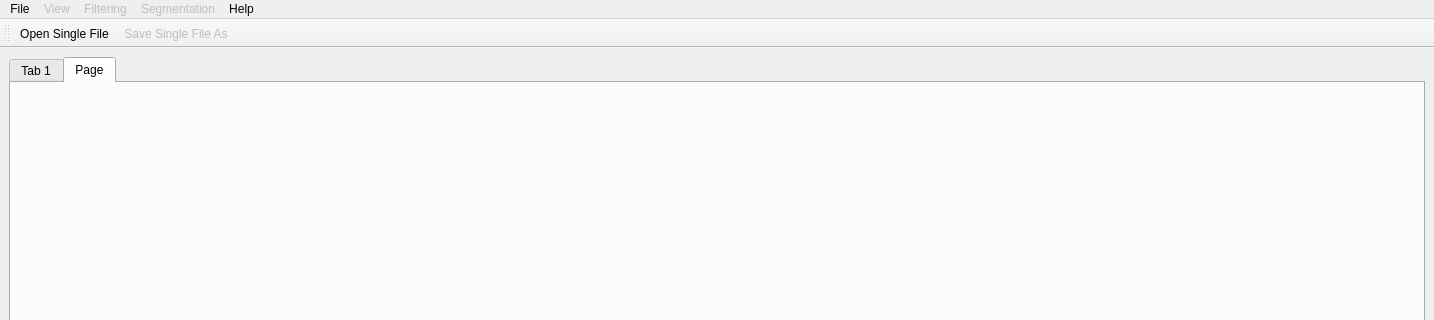
Before: the Qt Designer form branches/GoFigure2Beta/Code/GUI/src/go.ui in gofigure2/GoFigure2, drawn with Qt 5; both pictures show x 0 to 1434 and y 0 to 320 of the 1434 by 826 pixel window.
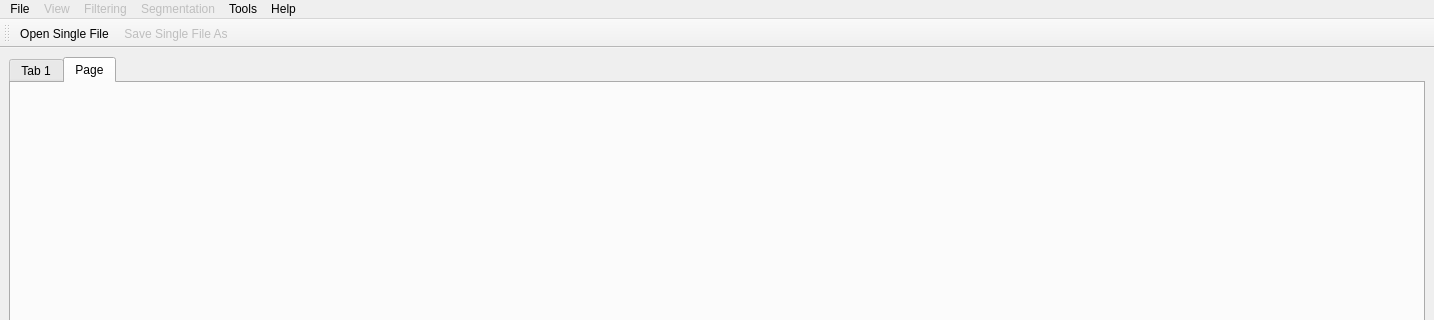
After: the same form once the commit is applied. Icons and pictures are not drawn.

What changed in the file:
```diff
--- a/branches/GoFigure2Beta/Code/GUI/src/go.ui
+++ b/branches/GoFigure2Beta/Code/GUI/src/go.ui
@@ -145,10 +145,17 @@
      <string>Segmentation</string>
     </property>
    </widget>
+   <widget class="QMenu" name="menuTools">
+    <property name="title">
+     <string>Tools</string>
+    </property>
+    <addaction name="actionSnapshot"/>
+   </widget>
    <addaction name="menuFile"/>
    <addaction name="menuView"/>
    <addaction name="menuFiltering"/>
    <addaction name="menuSegmentation"/>
+   <addaction name="menuTools"/>
    <addaction name="menuHelp"/>
   </widget>
   <widget class="QStatusBar" name="statusbar">
```
Left out of the diff: 5 changed lines with no effect on the pictures.
